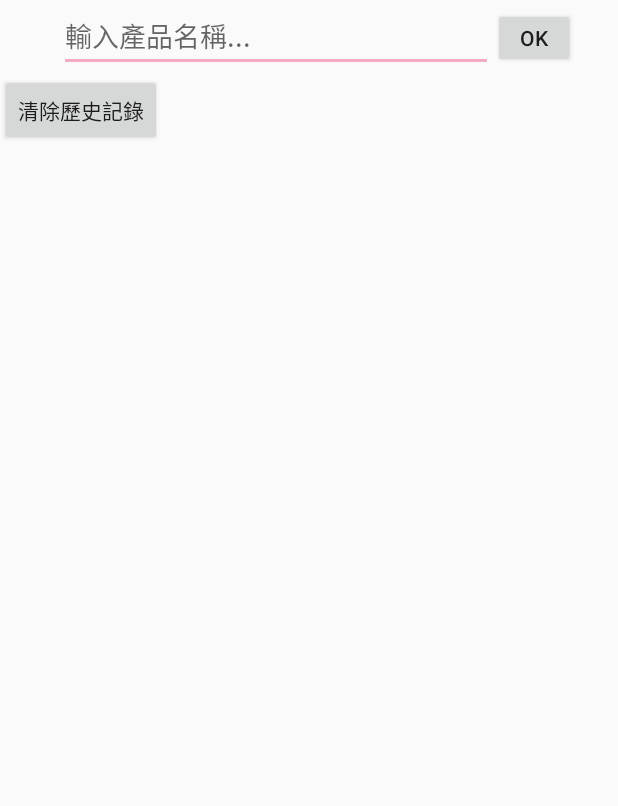
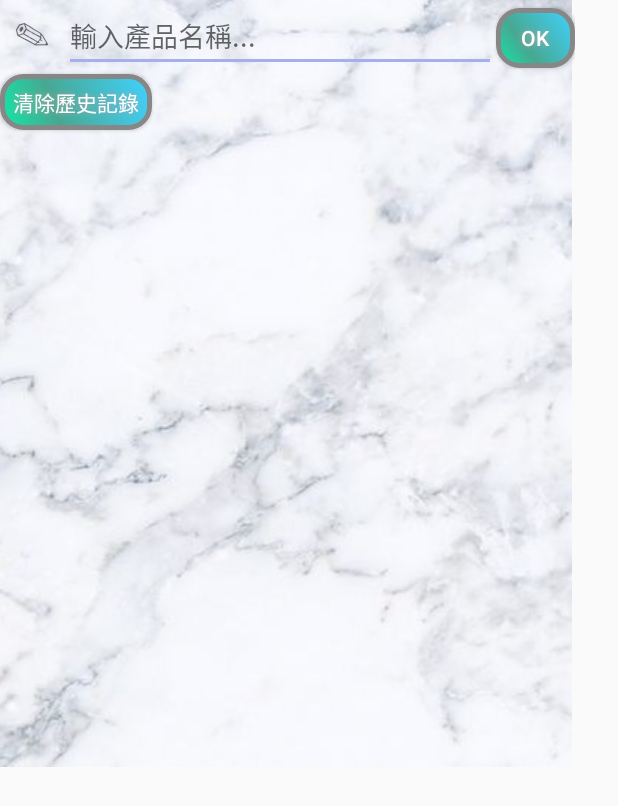
Before and after one commit to fcu-d0441292/yao-chuang-hsiao-chen-tan, an Android app: the SearchActivity screen opened directly, with no data from a screen before it, on a phone screen of 412 x 824 dp. Shown: the top 806 px of the screen. Run offline under Robolectric (Android 15) with nearby library versions, the phone set to English and light mode, and no system bars.

Commit message:
修改Button UI

```diff
--- /dev/null
+++ b/app/src/main/res/drawable/buttonshape.xml
@@ -0,0 +1,29 @@
+<?xml version="1.0" encoding="utf-8"?>
+
+    <shape xmlns:android="http://schemas.android.com/apk/res/android" android:shape="rectangle" >
+        <corners
+            android:radius="14dp"
+            />
+        <gradient
+            android:angle="45"
+            android:centerX="35%"
+            android:centerColor="#47A891"
+            android:startColor="#10E8A7"
+            android:endColor="#40D2FF"
+            android:type="linear"
+            />
+        <padding
+            android:left="0dp"
+            android:top="0dp"
+            android:right="0dp"
+            android:bottom="0dp"
+            />
+        <size
+            android:width="270dp"
+            android:height="60dp"
+            />
+        <stroke
+            android:width="3dp"
+            android:color="#878787"
+            />
+    </shape>
--- a/app/src/main/res/layout/activity_search.xml
+++ b/app/src/main/res/layout/activity_search.xml
@@ -8,11 +8,15 @@
 
     <ImageView
         android:id="@+id/imageView5"
-        android:layout_width="383dp"
-        android:layout_height="513dp"
-        app:srcCompat="@drawable/backtable" />
+        android:layout_width="381dp"
+        android:layout_height="511dp"
+        android:scaleType="center"
+        android:src="@drawable/imageback"
+        tools:layout_editor_absoluteX="0dp"
+        tools:layout_editor_absoluteY="0dp" />
 
     <LinearLayout
+        android:id="@+id/linearLayout"
         android:layout_width="383dp"
         android:layout_height="515dp"
         android:orientation="vertical"
@@ -24,12 +28,13 @@
             android:layout_height="49dp"
             android:orientation="horizontal">
 
-            <ImageView
-                android:id="@+id/imageView4"
-                android:layout_width="25dp"
-                android:layout_height="50dp"
+            <TextView
+                android:layout_width="30dp"
+                android:layout_height="28dp"
                 android:layout_weight="1"
-                app:srcCompat="@drawable/magnifier" />
+                android:text="✎"
+                android:textAlignment="center"
+                android:textSize="24sp" />
 
             <EditText
                 android:id="@+id/SerachInput"
@@ -37,8 +42,8 @@
                 android:layout_height="wrap_content"
                 android:layout_weight="1"
                 android:ems="10"
+                android:hint="輸入產品名稱..."
                 android:inputType="textPersonName"
-                android:hint="輸入產品名稱..."
                 android:textAlignment="viewStart" />
 
             <Button
@@ -46,21 +51,35 @@
                 android:layout_width="40dp"
                 android:layout_height="40dp"
                 android:layout_weight="1"
-                android:text="OK" />
+                android:background="@drawable/buttonshape"
+                android:shadowColor="#A8A8A8"
+                android:shadowDx="0"
+                android:shadowDy="0"
+                android:shadowRadius="5"
+                android:text="OK"
+                android:textColor="#FFFFFF" />
 
         </LinearLayout>
 
         <Button
             android:id="@+id/DelRecordButton"
-            android:layout_width="wrap_content"
-            android:layout_height="wrap_content"
-            android:text="清除歷史記錄" />
+            android:layout_width="101dp"
+            android:layout_height="37dp"
+            android:background="@drawable/buttonshape"
+            android:shadowColor="#A8A8A8"
+            android:shadowDx="0"
+            android:shadowDy="0"
+            android:shadowRadius="5"
+            android:text="清除歷史記錄"
+            android:textColor="#FFFFFF" />
 
         <ListView
             android:id="@android:id/list"
-            android:layout_width="370dp"
-            android:layout_height="match_parent">
+            android:layout_width="match_parent"
+            android:layout_height="match_parent"
+            android:background="@color/ListViewBackGround">
 
         </ListView>
     </LinearLayout>
+
 </android.support.constraint.ConstraintLayout>
--- a/app/src/main/res/values/colors.xml
+++ b/app/src/main/res/values/colors.xml
@@ -1,6 +1,7 @@
 <?xml version="1.0" encoding="utf-8"?>
 <resources>
-    <color name="colorPrimary">#3F51B5</color>
+    <color name="colorPrimary">#6790ff</color>
     <color name="colorPrimaryDark">#a5aff0</color>
-    <color name="colorAccent">#f5aac3</color>
+    <color name="colorAccent">#a5aff0</color>
+    <color name="ListViewBackGround">#00feffe0</color>
 </resources>
```
Also changed, not shown: app/src/main/java/com/example/user/myapplication/SearchList.java (+18 -1 lines), app/src/main/res/layout/activity_detail.xml (+6 -1 lines), app/src/main/res/layout/activity_search_list.xml (+21 -8 lines), app/src/main/res/drawable/backtable2.jpg (added), app/src/main/res/drawable/imageback.jpg (added).
